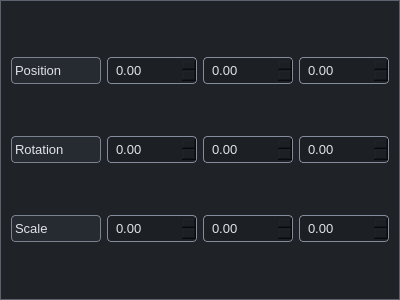
The window that ui/transform_component.ui (ArminAdebug/python_game_engine) describes before a commit, drawn with Qt 5.
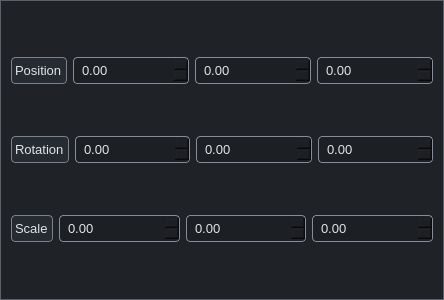
The same window after the commit.

```diff
--- a/ui/transform_component.ui
+++ b/ui/transform_component.ui
@@ -6,7 +6,7 @@
    <rect>
     <x>0</x>
     <y>0</y>
-    <width>400</width>
+    <width>444</width>
     <height>300</height>
    </rect>
   </property>
@@ -207,7 +207,7 @@
       <widget class="QLabel" name="label">
        <property name="maximumSize">
         <size>
-         <width>16777215</width>
+         <width>100</width>
          <height>30</height>
         </size>
        </property>
@@ -217,13 +217,70 @@
       </widget>
      </item>
      <item>
-      <widget class="QDoubleSpinBox" name="x_position"/>
+      <widget class="QDoubleSpinBox" name="x_position">
+       <property name="sizePolicy">
+        <sizepolicy hsizetype="Expanding" vsizetype="Fixed">
+         <horstretch>0</horstretch>
+         <verstretch>0</verstretch>
+        </sizepolicy>
+       </property>
+       <property name="minimumSize">
+        <size>
+         <width>30</width>
+         <height>0</height>
+        </size>
+       </property>
+       <property name="minimum">
+        <double>-16777215.000000000000000</double>
+       </property>
+       <property name="maximum">
+        <double>16777215.000000000000000</double>
+       </property>
+      </widget>
      </item>
      <item>
-      <widget class="QDoubleSpinBox" name="y_position"/>
+      <widget class="QDoubleSpinBox" name="y_position">
+       <property name="sizePolicy">
+        <sizepolicy hsizetype="MinimumExpanding" vsizetype="Fixed">
+         <horstretch>0</horstretch>
+         <verstretch>0</verstretch>
+        </sizepolicy>
+       </property>
+       <property name="minimumSize">
+        <size>
+         <width>30</width>
+         <height>0</height>
+        </size>
+       </property>
+       <property name="minimum">
+        <double>-16777215.000000000000000</double>
+       </property>
+       <property name="maximum">
+        <double>16777215.000000000000000</double>
+       </property>
+      </widget>
      </item>
      <item>
-      <widget class="QDoubleSpinBox" name="z_position"/>
+      <widget class="QDoubleSpinBox" name="z_position">
+       <property name="sizePolicy">
+        <sizepolicy hsizetype="MinimumExpanding" vsizetype="Fixed">
+         <horstretch>0</horstretch>
+         <verstretch>0</verstretch>
+        </sizepolicy>
+       </property>
+       <property name="minimumSize">
+        <size>
+         <width>30</width>
+         <height>0</height>
+        </size>
+       </property>
+       <property name="minimum">
+        <double>-16777215.000000000000000</double>
+       </property>
+       <property name="value">
+        <double>0.000000000000000</double>
+       </property>
+      </widget>
      </item>
     </layout>
    </item>
@@ -233,7 +290,7 @@
       <widget class="QLabel" name="label_2">
        <property name="maximumSize">
         <size>
-         <width>16777215</width>
+         <width>100</width>
          <height>30</height>
         </size>
        </property>
@@ -243,13 +300,70 @@
       </widget>
      </item>
      <item>
-      <widget class="QDoubleSpinBox" name="x_rotation"/>
+      <widget class="QDoubleSpinBox" name="x_rotation">
+       <property name="sizePolicy">
+        <sizepolicy hsizetype="MinimumExpanding" vsizetype="Fixed">
+         <horstretch>0</horstretch>
+         <verstretch>0</verstretch>
+        </sizepolicy>
+       </property>
+       <property name="minimumSize">
+        <size>
+         <width>30</width>
+         <height>0</height>
+        </size>
+       </property>
+       <property name="minimum">
+        <double>-16777215.000000000000000</double>
+       </property>
+       <property name="maximum">
+        <double>16777215.000000000000000</double>
+       </property>
+      </widget>
      </item>
      <item>
-      <widget class="QDoubleSpinBox" name="y_rotation"/>
+      <widget class="QDoubleSpinBox" name="y_rotation">
+       <property name="sizePolicy">
+        <sizepolicy hsizetype="MinimumExpanding" vsizetype="Fixed">
+         <horstretch>0</horstretch>
+         <verstretch>0</verstretch>
+        </sizepolicy>
+       </property>
+       <property name="minimumSize">
+        <size>
+         <width>30</width>
+         <height>0</height>
+        </size>
+       </property>
+       <property name="minimum">
+        <double>-16777215.000000000000000</double>
+       </property>
+       <property name="maximum">
+        <double>16777215.000000000000000</double>
+       </property>
+      </widget>
      </item>
      <item>
-      <widget class="QDoubleSpinBox" name="z_rotation"/>
+      <widget class="QDoubleSpinBox" name="z_rotation">
+       <property name="sizePolicy">
+        <sizepolicy hsizetype="MinimumExpanding" vsizetype="Fixed">
+         <horstretch>0</horstretch>
+         <verstretch>0</verstretch>
+        </sizepolicy>
+       </property>
+       <property name="minimumSize">
+        <size>
+         <width>30</width>
+         <height>0</height>
+        </size>
+       </property>
+       <property name="minimum">
+        <double>-16777215.000000000000000</double>
+       </property>
+       <property name="maximum">
+        <double>16777215.000000000000000</double>
+       </property>
+      </widget>
      </item>
     </layout>
    </item>
@@ -259,7 +373,7 @@
       <widget class="QLabel" name="label_3">
        <property name="maximumSize">
         <size>
-         <width>16777215</width>
+         <width>100</width>
          <height>30</height>
         </size>
        </property>
@@ -269,13 +383,70 @@
       </widget>
      </item>
      <item>
-      <widget class="QDoubleSpinBox" name="x_scale"/>
+      <widget class="QDoubleSpinBox" name="x_scale">
+       <property name="sizePolicy">
+        <sizepolicy hsizetype="MinimumExpanding" vsizetype="Fixed">
+         <horstretch>0</horstretch>
+         <verstretch>0</verstretch>
+        </sizepolicy>
+       </property>
+       <property name="minimumSize">
+        <size>
+         <width>30</width>
+         <height>0</height>
+        </size>
+       </property>
+       <property name="minimum">
+        <double>-16777215.000000000000000</double>
+       </property>
+       <property name="maximum">
+        <double>16777215.000000000000000</double>
+       </property>
+      </widget>
      </item>
      <item>
-      <widget class="QDoubleSpinBox" name="y_scale"/>
+      <widget class="QDoubleSpinBox" name="y_scale">
+       <property name="sizePolicy">
+        <sizepolicy hsizetype="MinimumExpanding" vsizetype="Fixed">
+         <horstretch>0</horstretch>
+         <verstretch>0</verstretch>
+        </sizepolicy>
+       </property>
+       <property name="minimumSize">
+        <size>
+         <width>30</width>
+         <height>0</height>
+        </size>
+       </property>
+       <property name="minimum">
+        <double>-16777215.000000000000000</double>
+       </property>
+       <property name="maximum">
+        <double>16777215.000000000000000</double>
+       </property>
+      </widget>
      </item>
      <item>
-      <widget class="QDoubleSpinBox" name="z_scale"/>
+      <widget class="QDoubleSpinBox" name="z_scale">
+       <property name="sizePolicy">
+        <sizepolicy hsizetype="MinimumExpanding" vsizetype="Fixed">
+         <horstretch>0</horstretch>
+         <verstretch>0</verstretch>
+        </sizepolicy>
+       </property>
+       <property name="minimumSize">
+        <size>
+         <width>30</width>
+         <height>0</height>
+        </size>
+       </property>
+       <property name="minimum">
+        <double>-16777215.000000000000000</double>
+       </property>
+       <property name="maximum">
+        <double>16777215.000000000000000</double>
+       </property>
+      </widget>
      </item>
     </layout>
    </item>
```
